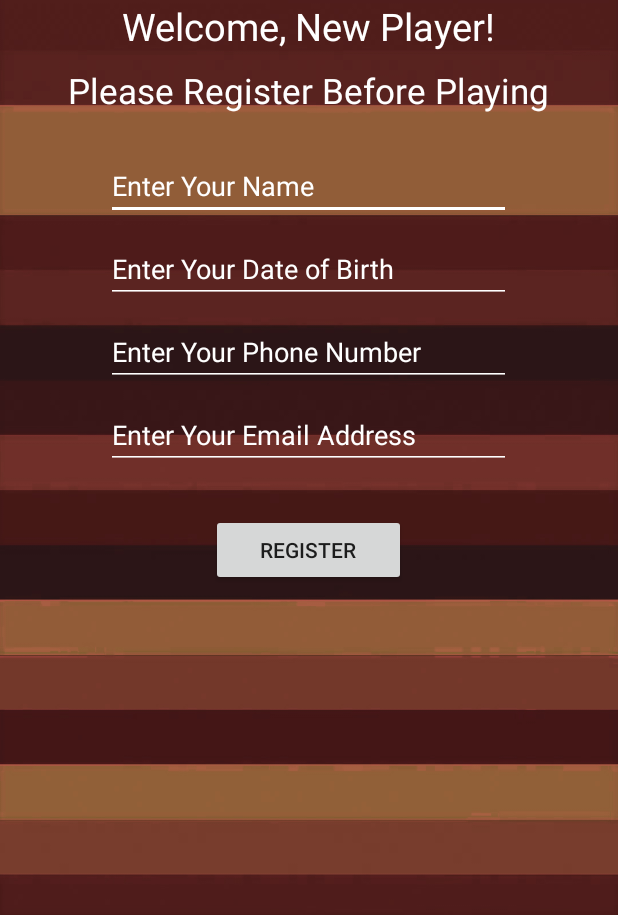
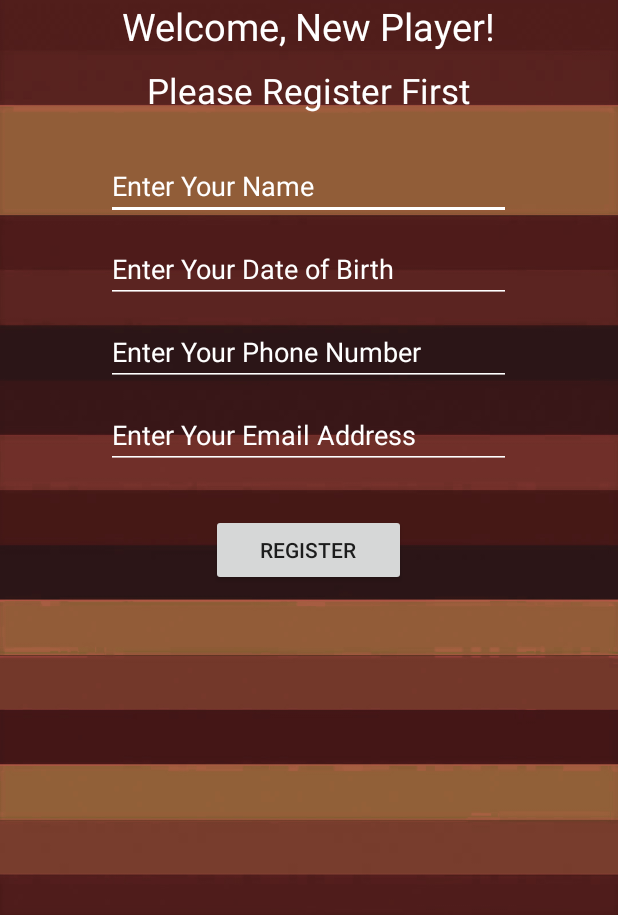
Before and after one commit to fier1900/ITP4501-ProgrammingTechniquesForMobileSystems, an Android app: the screen it shows after launch (RegistrationActivity), on a phone screen of 412 x 824 dp, the part 321-1236 px from its top. Run offline under Robolectric (Android 15) with nearby library versions, the phone set to English and light mode, and no system bars.

Commit message:
Update strings.xml

```diff
--- a/Morra/app/src/main/res/values/strings.xml
+++ b/Morra/app/src/main/res/values/strings.xml
@@ -8,7 +8,7 @@
     <string name="quit_btn">Quit</string>
 
     <string name="welcome_newplayer_msg">Welcome, New Player!</string>
-    <string name="registration_msg">Please Register Before Playing</string>
+    <string name="registration_msg">Please Register First</string>
     <string name="reg_player_name">Enter Your Name</string>
     <string name="reg_dob">Enter Your Date of Birth</string>
     <string name="reg_phone">Enter Your Phone Number</string>
```
